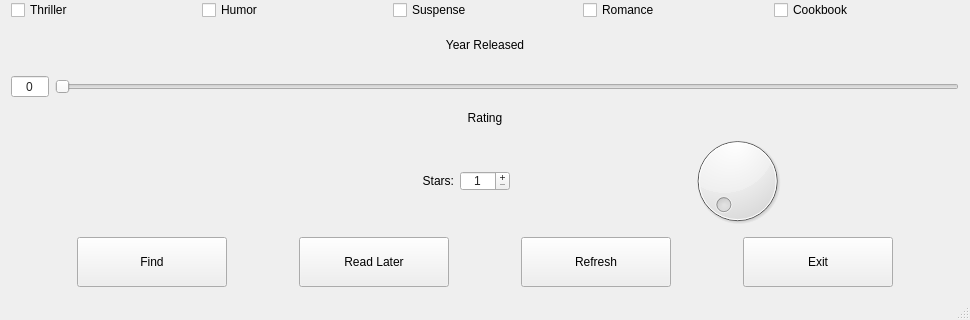
The window that choicewindow.ui (ameyrk99/rekt) describes before a commit, drawn with Qt 5; both pictures show x 0 to 970 and y 204 to 524 of the 970 by 524 pixel window.
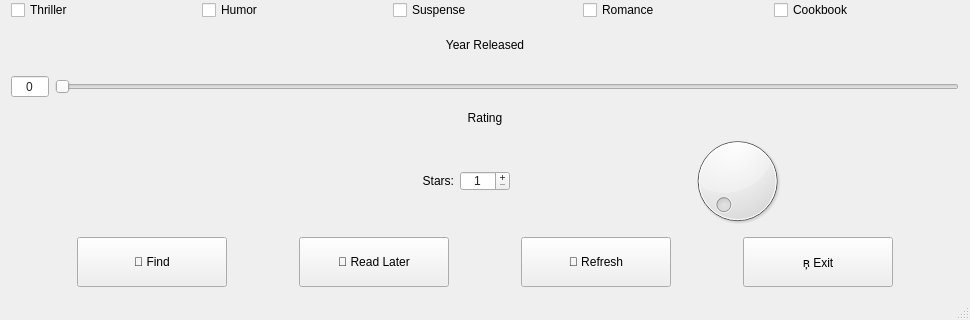
The same window after the commit.

Diff of the .ui file:
```diff
--- a/choicewindow.ui
+++ b/choicewindow.ui
@@ -468,7 +468,7 @@
            </size>
           </property>
           <property name="text">
-           <string>Find</string>
+           <string> Find</string>
           </property>
          </widget>
         </item>
@@ -481,7 +481,7 @@
            </size>
           </property>
           <property name="text">
-           <string>Read Later</string>
+           <string> Read Later</string>
           </property>
          </widget>
         </item>
@@ -494,7 +494,7 @@
            </size>
           </property>
           <property name="text">
-           <string>Refresh</string>
+           <string> Refresh</string>
           </property>
          </widget>
         </item>
@@ -507,7 +507,7 @@
            </size>
           </property>
           <property name="text">
-           <string>Exit</string>
+           <string> Exit</string>
           </property>
          </widget>
         </item>
```
Left out of the diff: 6 changed lines with no effect on the pictures.
